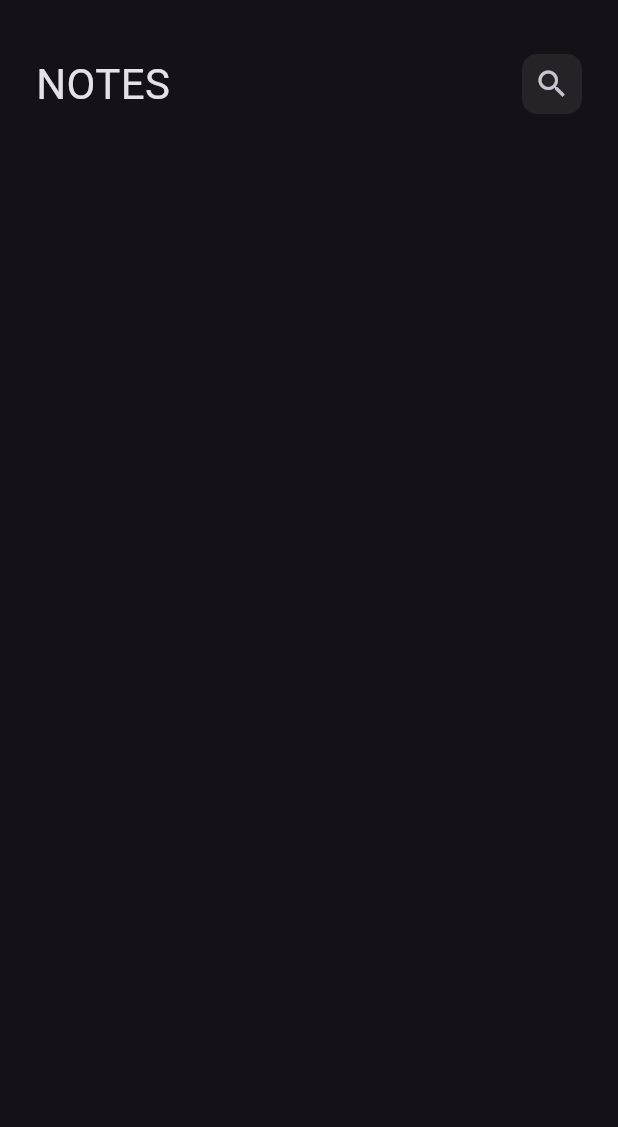
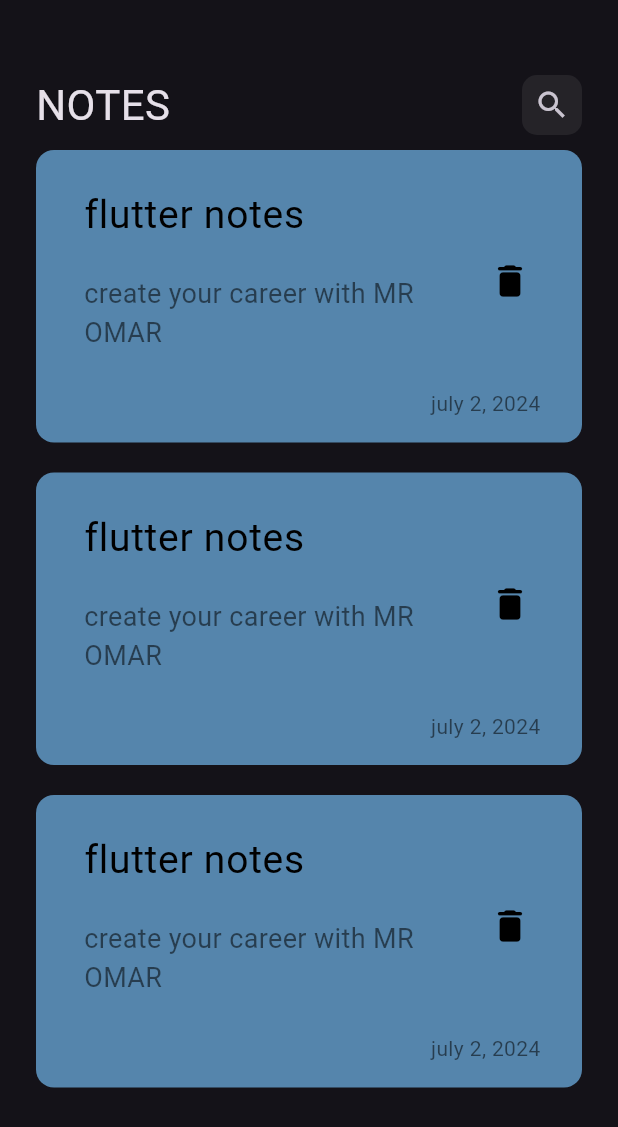
Before and after one commit to Omarsameh21/notes_app, a Flutter app: the screen it shows after launch, on a phone screen of 412 x 824 dp. Shown: the top 1127 px of the screen. Run offline on Flutter 3.47's test engine with Material 3 defaults, Android fonts, the phone set to English and light mode, and no system bars.

Commit message:
build notes item

```diff
--- /dev/null
+++ b/lib/views/notes_item.dart
@@ -0,0 +1,58 @@
+import 'package:flutter/material.dart';
+
+class NoteItem extends StatelessWidget {
+  const NoteItem({super.key});
+
+  @override
+  Widget build(BuildContext context) {
+    return Padding(
+      padding: const EdgeInsets.symmetric(vertical: 10),
+      child: Container(
+        padding: const EdgeInsets.only(top: 16, bottom: 16, left: 16),
+        decoration: const BoxDecoration(
+          color: Color.fromARGB(255, 85, 133, 172),
+          borderRadius: BorderRadius.all(Radius.circular(12)),
+        ),
+        child: Column(
+          crossAxisAlignment: CrossAxisAlignment.end,
+          children: [
+            ListTile(
+              title: const Text(
+                'flutter notes',
+                style: TextStyle(
+                  color: Colors.black,
+                  fontSize: 26,
+                ),
+              ),
+              subtitle: const Padding(
+                padding: EdgeInsets.only(top: 20, bottom: 16),
+                child: Text(
+                  'create your career with MR OMAR',
+                  style: TextStyle(
+                    color: Colors.black54,
+                    fontSize: 18,
+                  ),
+                ),
+              ),
+              trailing: IconButton(
+                onPressed: () {},
+                icon: const Icon(
+                  Icons.delete_rounded,
+                  size: 28,
+                  color: Colors.black,
+                ),
+              ),
+            ),
+            const Padding(
+              padding: EdgeInsets.only(right: 24),
+              child: Text(
+                'july 2, 2024 ',
+                style: TextStyle(color: Colors.black54),
+              ),
+            )
+          ],
+        ),
+      ),
+    );
+  }
+}
--- a/lib/views/notes_view.dart
+++ b/lib/views/notes_view.dart
@@ -10,6 +10,4 @@ class NotesView extends StatelessWidget {
       body: NotesViewBody(),
     );
   }
-
-
 }
--- a/lib/views/widgets/notes_view_body.dart
+++ b/lib/views/widgets/notes_view_body.dart
@@ -1,4 +1,5 @@
 import 'package:flutter/material.dart';
+import 'package:notes_app/views/notes_item.dart';
 import 'package:notes_app/views/widgets/costum_app_bar.dart';
 
 class NotesViewBody extends StatelessWidget {
@@ -7,10 +8,17 @@ class NotesViewBody extends StatelessWidget {
   @override
   Widget build(BuildContext context) {
     return const Padding(
-      padding: EdgeInsets.symmetric(horizontal: 24, vertical: 36),
+      padding: EdgeInsets.symmetric(horizontal: 24, vertical: 50),
       child: Column(
+        //  scrollDirection: Axis.vertical,
         children: [
           CostumAppBar(),
+          // SizedBox(
+          //   height: 20,
+          // ),
+          NoteItem(),
+          NoteItem(),
+          NoteItem(),
         ],
       ),
     );
```
